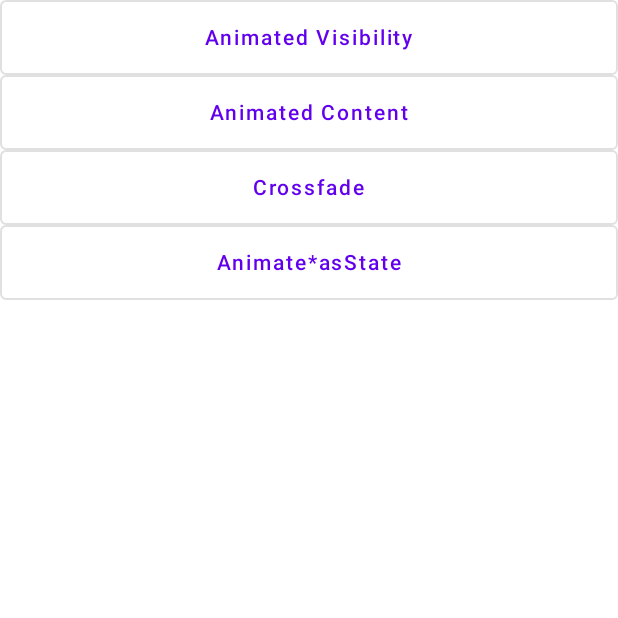
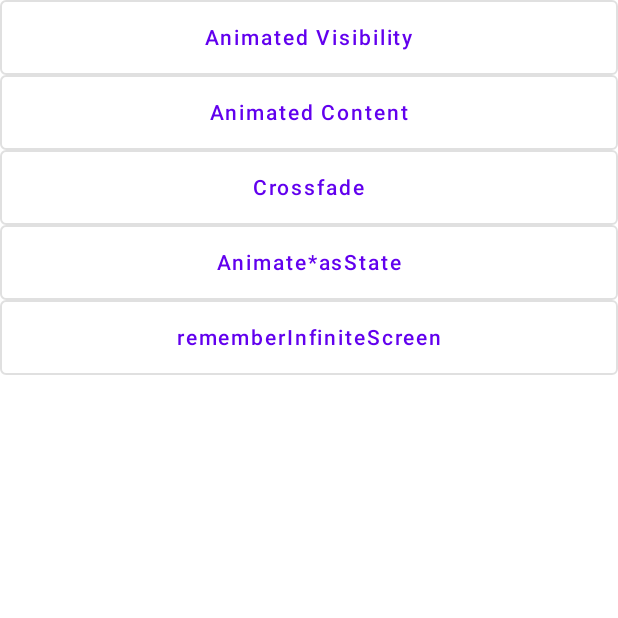
Before and after one commit to wlazlopwl/ComposeAnimations, an Android app built with Jetpack Compose: the screen it shows after launch (MainActivity), on a phone screen of 412 x 824 dp, the top half of it. Run offline under Robolectric (Android 15) with nearby library versions, the phone set to English and light mode, and no system bars.

```diff
--- a/app/src/main/java/com/appdevpwl/composeanimations/MainActivity.kt
+++ b/app/src/main/java/com/appdevpwl/composeanimations/MainActivity.kt
@@ -15,7 +15,6 @@ class MainActivity : ComponentActivity() {
         setContent {
             navController = rememberNavController()
             SetupNavGraph(navController = navController)
-
         }
     }
 }
--- a/app/src/main/java/com/appdevpwl/composeanimations/NavGraph.kt
+++ b/app/src/main/java/com/appdevpwl/composeanimations/NavGraph.kt
@@ -39,5 +39,10 @@ fun SetupNavGraph(
         ) {
             AnimateAsStateScreen()
         }
+        composable(
+            route = Screen.InfiniteScreen.route
+        ) {
+            InfiniteTransitionScreen()
+        }
     }
 }
--- a/app/src/main/java/com/appdevpwl/composeanimations/Screen.kt
+++ b/app/src/main/java/com/appdevpwl/composeanimations/Screen.kt
@@ -6,5 +6,6 @@ sealed class Screen(val route: String){
     object AnimatedContent: Screen(route = "animated_content_screen")
     object Crossfade: Screen(route = "crossfade_screen")
     object AnimateAsState: Screen(route = "animate_as_state_screen")
+    object InfiniteScreen: Screen(route = "infinite_transition_screen")
 
 }
--- a/app/src/main/java/com/appdevpwl/composeanimations/view/HomeScreen.kt
+++ b/app/src/main/java/com/appdevpwl/composeanimations/view/HomeScreen.kt
@@ -22,7 +22,8 @@ fun HomeScreen(navController: NavController) {
             "Animated Visibility",
             "Animated Content",
             "Crossfade",
-            "Animate*asState"
+            "Animate*asState",
+            "rememberInfiniteScreen"
         )
 
         Menu(menus = menus, navController)
@@ -45,6 +46,7 @@ fun Menu(
                     1 -> navController.navigate(Screen.AnimatedContent.route)
                     2 -> navController.navigate(Screen.Crossfade.route)
                     3 -> navController.navigate(Screen.AnimateAsState.route)
+                    4 -> navController.navigate(Screen.InfiniteScreen.route)
                 }
             }
         }
```
Also changed, not shown: app/src/main/java/com/appdevpwl/composeanimations/view/InfiniteTransitionScreen.kt (added, +9 -0 lines).
